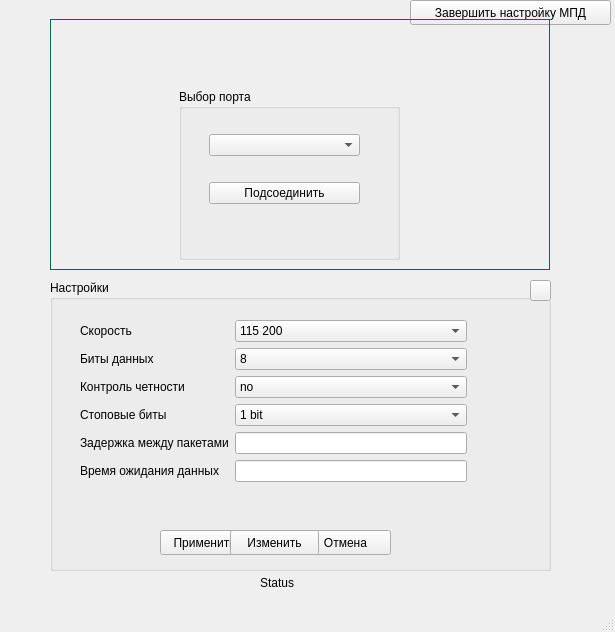
The window that cmainwindow.ui (y0pta/GUI_MPD) describes before a commit, drawn with Qt 5.
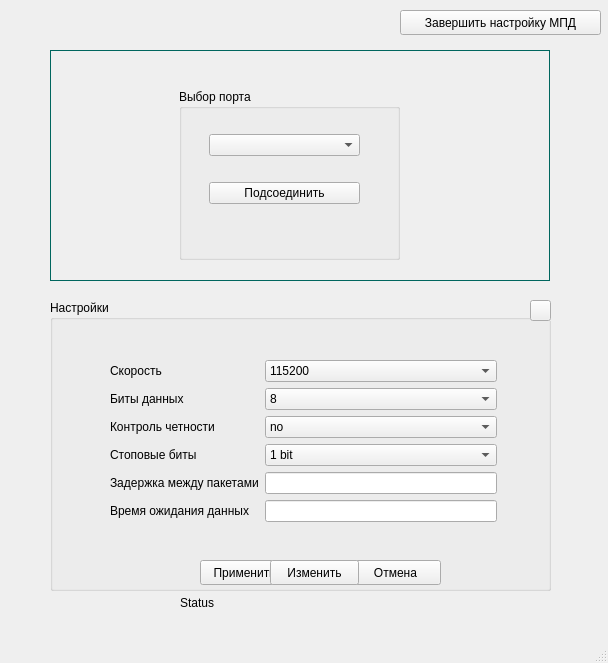
The same window after the commit. Icons and pictures are not drawn. Custom widgets are drawn as their Qt base class.

Diff of the .ui file:
```diff
--- a/cmainwindow.ui
+++ b/cmainwindow.ui
@@ -6,8 +6,8 @@
    <rect>
     <x>0</x>
     <y>0</y>
-    <width>615</width>
-    <height>632</height>
+    <width>608</width>
+    <height>663</height>
    </rect>
   </property>
   <property name="windowTitle">
@@ -21,7 +21,7 @@
     <property name="geometry">
      <rect>
       <x>50</x>
-      <y>280</y>
+      <y>300</y>
       <width>501</width>
       <height>291</height>
      </rect>
@@ -32,8 +32,8 @@
     <widget class="QWidget" name="formLayoutWidget">
      <property name="geometry">
       <rect>
-       <x>30</x>
-       <y>40</y>
+       <x>60</x>
+       <y>60</y>
        <width>387</width>
        <height>191</height>
       </rect>
@@ -50,7 +50,7 @@
        <widget class="QComboBox" name="cb_baudRate">
         <item>
          <property name="text">
-          <string>115 200</string>
+          <string>115200</string>
          </property>
         </item>
         <item>
@@ -104,7 +104,7 @@
        </widget>
       </item>
       <item row="2" column="1">
-       <widget class="QComboBox" name="cb_stopBits">
+       <widget class="QComboBox" name="cb_parity">
         <item>
          <property name="text">
           <string>no</string>
@@ -140,7 +140,7 @@
        </widget>
       </item>
       <item row="3" column="1">
-       <widget class="QComboBox" name="cb_parity">
+       <widget class="QComboBox" name="cb_stopBits">
         <item>
          <property name="text">
           <string>1 bit</string>
@@ -183,8 +183,8 @@
     <widget class="QPushButton" name="pb_cancel">
      <property name="geometry">
       <rect>
-       <x>250</x>
-       <y>250</y>
+       <x>300</x>
+       <y>260</y>
        <width>91</width>
        <height>25</height>
       </rect>
@@ -196,8 +196,8 @@
     <widget class="QPushButton" name="pb_accept">
      <property name="geometry">
       <rect>
-       <x>110</x>
-       <y>250</y>
+       <x>150</x>
+       <y>260</y>
        <width>89</width>
        <height>25</height>
       </rect>
@@ -209,8 +209,8 @@
     <widget class="QPushButton" name="pb_edit">
      <property name="geometry">
       <rect>
-       <x>180</x>
-       <y>250</y>
+       <x>220</x>
+       <y>260</y>
        <width>89</width>
        <height>25</height>
       </rect>
@@ -239,13 +239,35 @@
        <normaloff>close-window.png</normaloff>close-window.png</iconset>
      </property>
     </widget>
+    <widget class="QLabel" name="lb_ifaceName">
+     <property name="geometry">
+      <rect>
+       <x>20</x>
+       <y>30</y>
+       <width>491</width>
+       <height>20</height>
+      </rect>
+     </property>
+     <property name="font">
+      <font>
+       <weight>75</weight>
+       <bold>true</bold>
+      </font>
+     </property>
+     <property name="text">
+      <string/>
+     </property>
+     <property name="alignment">
+      <set>Qt::AlignCenter</set>
+     </property>
+    </widget>
    </widget>
    <widget class="QLabel" name="lb_status">
     <property name="geometry">
      <rect>
-      <x>260</x>
-      <y>570</y>
-      <width>44</width>
+      <x>180</x>
+      <y>590</y>
+      <width>291</width>
       <height>25</height>
      </rect>
     </property>
@@ -256,8 +278,8 @@
    <widget class="QPushButton" name="pb_finishConfigure">
     <property name="geometry">
      <rect>
-      <x>410</x>
-      <y>0</y>
+      <x>400</x>
+      <y>10</y>
       <width>201</width>
       <height>25</height>
      </rect>
@@ -337,9 +359,9 @@
     <property name="geometry">
      <rect>
       <x>50</x>
-      <y>19</y>
+      <y>50</y>
       <width>500</width>
-      <height>251</height>
+      <height>231</height>
      </rect>
     </property>
     <property name="minimumSize">
@@ -363,9 +385,9 @@
     <widget class="CMpdWidget" name="wgt_model" native="true">
      <property name="geometry">
       <rect>
-       <x>70</x>
-       <y>40</y>
-       <width>350</width>
+       <x>89</x>
+       <y>20</y>
+       <width>331</width>
        <height>180</height>
       </rect>
      </property>
```
Left out of the diff: 18 changed lines with no effect on the pictures.
